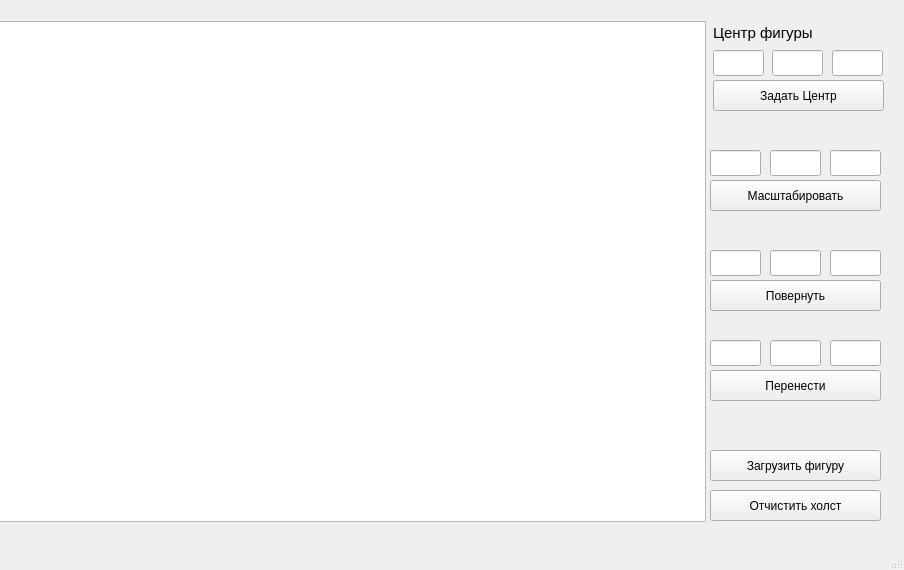
Above: firstLab/mainwindow.ui from apala4i/OOP before the change. Below: the same form after it.
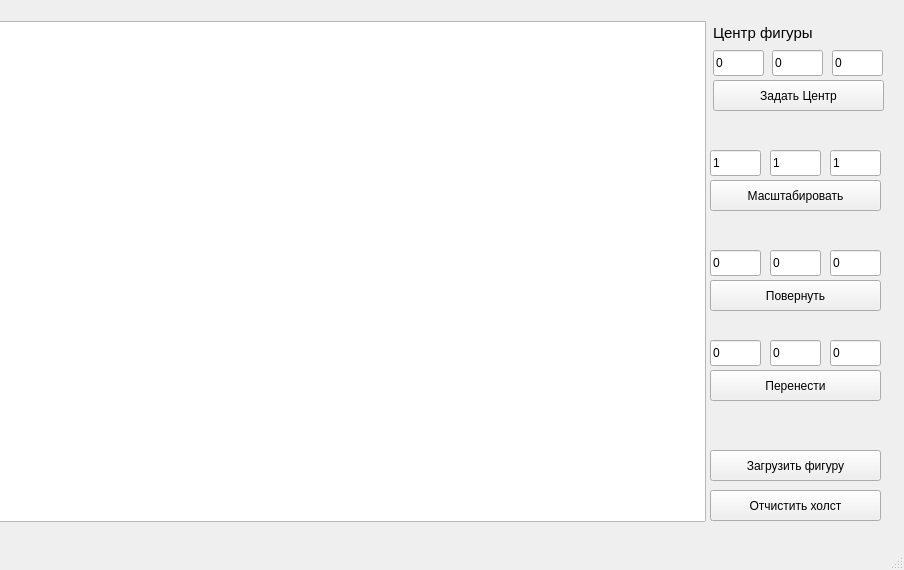
That is the form after the change.

Diff of the .ui file:
```diff
--- a/firstLab/mainwindow.ui
+++ b/firstLab/mainwindow.ui
@@ -72,6 +72,9 @@
       <height>26</height>
      </rect>
     </property>
+    <property name="text">
+     <string>1</string>
+    </property>
    </widget>
    <widget class="QLineEdit" name="lineEdit_5">
     <property name="geometry">
@@ -82,6 +85,9 @@
       <height>26</height>
      </rect>
     </property>
+    <property name="text">
+     <string>1</string>
+    </property>
    </widget>
    <widget class="QLineEdit" name="lineEdit_6">
     <property name="geometry">
@@ -92,6 +98,9 @@
       <height>26</height>
      </rect>
     </property>
+    <property name="text">
+     <string>1</string>
+    </property>
    </widget>
    <widget class="QPushButton" name="pushButton_5">
     <property name="geometry">
@@ -115,6 +124,9 @@
       <height>26</height>
      </rect>
     </property>
+    <property name="text">
+     <string>0</string>
+    </property>
    </widget>
    <widget class="QLineEdit" name="lineEdit_10">
     <property name="geometry">
@@ -125,6 +137,9 @@
       <height>26</height>
      </rect>
     </property>
+    <property name="text">
+     <string>0</string>
+    </property>
    </widget>
    <widget class="QLineEdit" name="lineEdit_11">
     <property name="geometry">
@@ -135,6 +150,9 @@
       <height>26</height>
      </rect>
     </property>
+    <property name="text">
+     <string>0</string>
+    </property>
    </widget>
    <widget class="QPushButton" name="pushButton_6">
     <property name="geometry">
@@ -189,6 +207,9 @@
       <height>26</height>
      </rect>
     </property>
+    <property name="text">
+     <string>0</string>
+    </property>
    </widget>
    <widget class="QLineEdit" name="lineEdit_12">
     <property name="geometry">
@@ -199,6 +220,9 @@
       <height>26</height>
      </rect>
     </property>
+    <property name="text">
+     <string>0</string>
+    </property>
    </widget>
    <widget class="QLineEdit" name="lineEdit_13">
     <property name="geometry">
@@ -209,6 +233,9 @@
       <height>26</height>
      </rect>
     </property>
+    <property name="text">
+     <string>0</string>
+    </property>
    </widget>
    <widget class="QLineEdit" name="lineEdit_7">
     <property name="geometry">
@@ -219,6 +246,9 @@
       <height>26</height>
      </rect>
     </property>
+    <property name="text">
+     <string>0</string>
+    </property>
    </widget>
    <widget class="QLineEdit" name="lineEdit_14">
     <property name="geometry">
@@ -229,6 +259,9 @@
       <height>26</height>
      </rect>
     </property>
+    <property name="text">
+     <string>0</string>
+    </property>
    </widget>
    <widget class="QLineEdit" name="lineEdit_15">
     <property name="geometry">
@@ -239,6 +272,9 @@
       <height>26</height>
      </rect>
     </property>
+    <property name="text">
+     <string>0</string>
+    </property>
    </widget>
   </widget>
   <widget class="QMenuBar" name="menubar">
```
